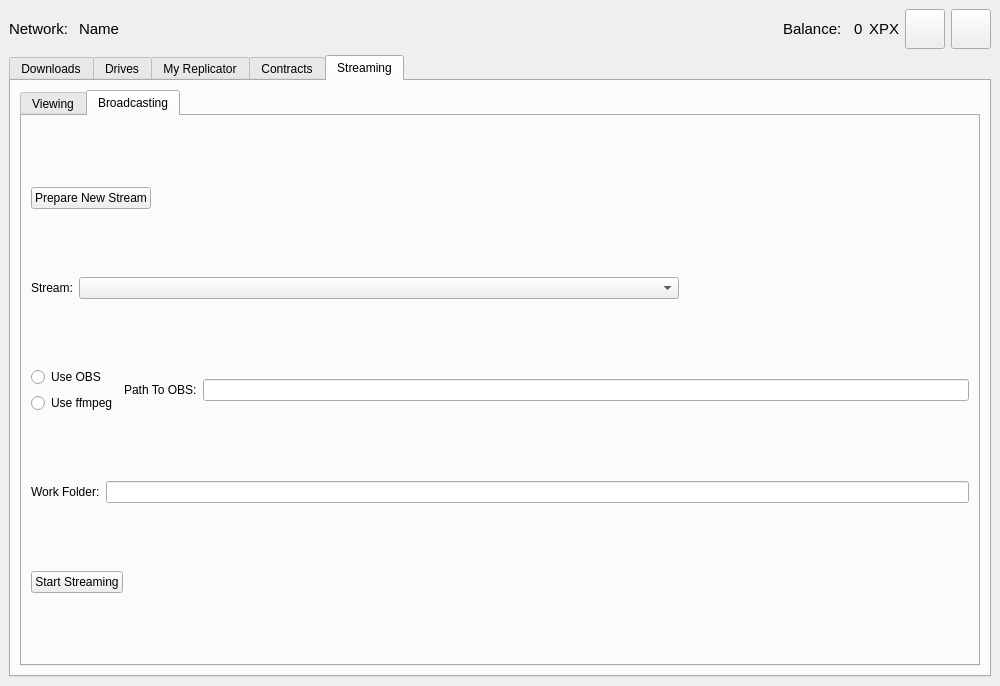
proximax-storage/cpp-xpx-storage-user-app, file UserApp/mainwin.ui: the form before one commit.
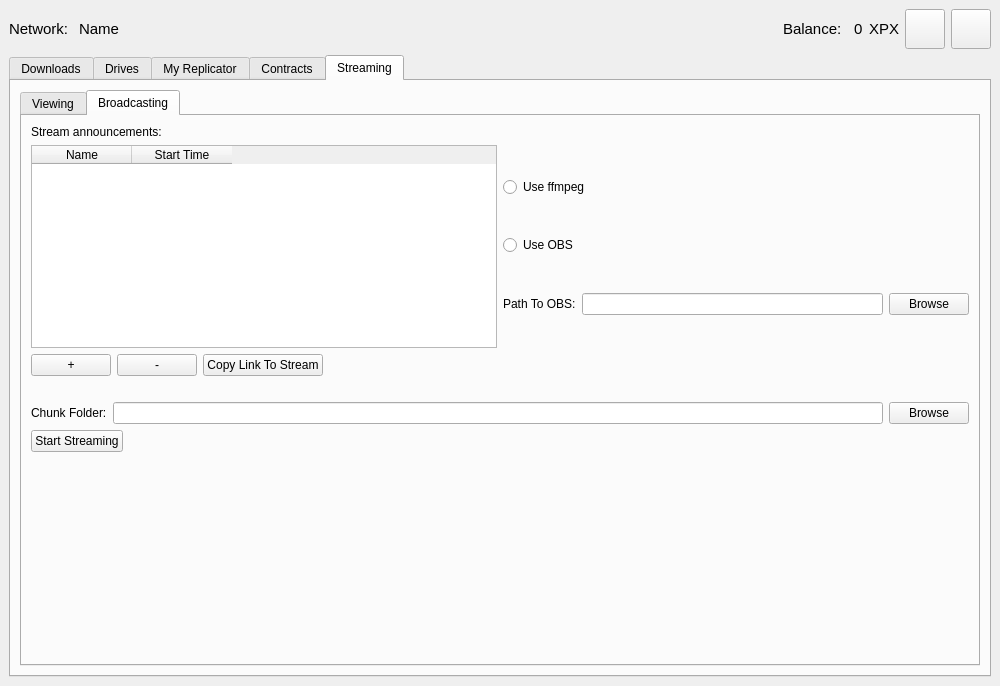
The form after the commit. The open tabs and pages were chosen to show the change.

```diff
--- a/UserApp/mainwin.ui
+++ b/UserApp/mainwin.ui
@@ -1584,74 +1584,33 @@
            </attribute>
            <layout class="QVBoxLayout" name="verticalLayout_10">
             <item>
-             <layout class="QHBoxLayout" name="horizontalLayout_22">
-              <item>
-               <widget class="QPushButton" name="pushButton_8">
-                <property name="text">
-                 <string>Prepare New Stream</string>
-                </property>
-               </widget>
-              </item>
-              <item>
-               <spacer name="horizontalSpacer_10">
-                <property name="orientation">
-                 <enum>Qt::Horizontal</enum>
-                </property>
-                <property name="sizeHint" stdset="0">
-                 <size>
-                  <width>40</width>
-                  <height>20</height>
-                 </size>
-                </property>
-               </spacer>
-              </item>
-             </layout>
+             <widget class="QLabel" name="label_23">
+              <property name="text">
+               <string>Stream announcements:</string>
+              </property>
+             </widget>
             </item>
             <item>
              <layout class="QHBoxLayout" name="horizontalLayout_12">
               <item>
-               <widget class="QLabel" name="label_12">
-                <property name="text">
-                 <string>Stream:</string>
-                </property>
+               <widget class="QTableWidget" name="m_streamAnnouncementTable">
+                <column>
+                 <property name="text">
+                  <string>Name</string>
+                 </property>
+                </column>
+                <column>
+                 <property name="text">
+                  <string>Start Time</string>
+                 </property>
+                </column>
                </widget>
               </item>
               <item>
-               <widget class="QComboBox" name="comboBox_4">
-                <property name="minimumSize">
-                 <size>
-                  <width>600</width>
-                  <height>0</height>
-                 </size>
-                </property>
-               </widget>
+               <layout class="QVBoxLayout" name="verticalLayout_11"/>
               </item>
-              <item>
-               <spacer name="horizontalSpacer_8">
-                <property name="orientation">
-                 <enum>Qt::Horizontal</enum>
-                </property>
-                <property name="sizeHint" stdset="0">
-                 <size>
-                  <width>40</width>
-                  <height>20</height>
-                 </size>
-                </property>
-               </spacer>
-              </item>
-             </layout>
-            </item>
-            <item>
-             <layout class="QHBoxLayout" name="horizontalLayout_19">
               <item>
                <layout class="QVBoxLayout" name="verticalLayout_6">
-                <item>
-                 <widget class="QRadioButton" name="radioButton_2">
-                  <property name="text">
-                   <string>Use OBS</string>
-                  </property>
-                 </widget>
-                </item>
                 <item>
                  <widget class="QRadioButton" name="radioButton">
                   <property name="text">
@@ -1659,35 +1618,31 @@
                   </property>
                  </widget>
                 </item>
-               </layout>
-              </item>
-              <item>
-               <widget class="QLabel" name="label_13">
-                <property name="text">
-                 <string>Path To OBS:</string>
-                </property>
-               </widget>
-              </item>
-              <item>
-               <widget class="QLineEdit" name="lineEdit_4"/>
-              </item>
-             </layout>
-            </item>
-            <item>
-             <layout class="QHBoxLayout" name="horizontalLayout_20">
-              <item>
-               <layout class="QVBoxLayout" name="verticalLayout_15">
                 <item>
-                 <layout class="QHBoxLayout" name="horizontalLayout_23">
+                 <widget class="QRadioButton" name="radioButton_2">
+                  <property name="text">
+                   <string>Use OBS</string>
+                  </property>
+                 </widget>
+                </item>
+                <item>
+                 <layout class="QHBoxLayout" name="horizontalLayout_19">
                   <item>
-                   <widget class="QLabel" name="label_14">
+                   <widget class="QLabel" name="m_pathToObsLabel">
                     <property name="text">
-                     <string>Work Folder:</string>
+                     <string>Path To OBS:</string>
                     </property>
                    </widget>
                   </item>
                   <item>
-                   <widget class="QLineEdit" name="lineEdit_5"/>
+                   <widget class="QLineEdit" name="lineEdit_4"/>
+                  </item>
+                  <item>
+                   <widget class="QPushButton" name="pushButton_14">
+                    <property name="text">
+                     <string>Browse</string>
+                    </property>
+                   </widget>
                   </item>
                  </layout>
                 </item>
@@ -1695,6 +1650,82 @@
               </item>
              </layout>
             </item>
+            <item>
+             <layout class="QHBoxLayout" name="horizontalLayout_22">
+              <item>
+               <widget class="QPushButton" name="m_addStreamAnnouncementBtn">
+                <property name="text">
+                 <string>+</string>
+                </property>
+               </widget>
+              </item>
+              <item>
+               <widget class="QPushButton" name="m_delStreamAnnouncementBtn">
+                <property name="text">
+                 <string>-</string>
+                </property>
+               </widget>
+              </item>
+              <item>
+               <widget class="QPushButton" name="m_copyLinkToStreamBtn">
+                <property name="text">
+                 <string>Copy Link To Stream</string>
+                </property>
+               </widget>
+              </item>
+              <item>
+               <spacer name="horizontalSpacer_10">
+                <property name="orientation">
+                 <enum>Qt::Horizontal</enum>
+                </property>
+                <property name="sizeHint" stdset="0">
+                 <size>
+                  <width>40</width>
+                  <height>20</height>
+                 </size>
+                </property>
+               </spacer>
+              </item>
+             </layout>
+            </item>
+            <item>
+             <layout class="QHBoxLayout" name="horizontalLayout_34">
+              <item>
+               <spacer name="horizontalSpacer_19">
+                <property name="orientation">
+                 <enum>Qt::Horizontal</enum>
+                </property>
+                <property name="sizeHint" stdset="0">
+                 <size>
+                  <width>40</width>
+                  <height>20</height>
+                 </size>
+                </property>
+               </spacer>
+              </item>
+             </layout>
+            </item>
+            <item>
+             <layout class="QHBoxLayout" name="horizontalLayout_23">
+              <item>
+               <widget class="QLabel" name="label_14">
+                <property name="text">
+                 <string>Chunk Folder:</string>
+                </property>
+               </widget>
+              </item>
+              <item>
+               <widget class="QLineEdit" name="m_chunkFolder"/>
+              </item>
+              <item>
+               <widget class="QPushButton" name="pushButton_8">
+                <property name="text">
+                 <string>Browse</string>
+                </property>
+               </widget>
+              </item>
+             </layout>
+            </item>
             <item>
              <layout class="QHBoxLayout" name="horizontalLayout_17">
               <item>
@@ -1719,6 +1750,19 @@
               </item>
              </layout>
             </item>
+            <item>
+             <spacer name="verticalSpacer">
+              <property name="orientation">
+               <enum>Qt::Vertical</enum>
+              </property>
+              <property name="sizeHint" stdset="0">
+               <size>
+                <width>20</width>
+                <height>40</height>
+               </size>
+              </property>
+             </spacer>
+            </item>
            </layout>
           </widget>
          </widget>
```
Left out of the diff: 2 changed lines with no effect on the pictures.
